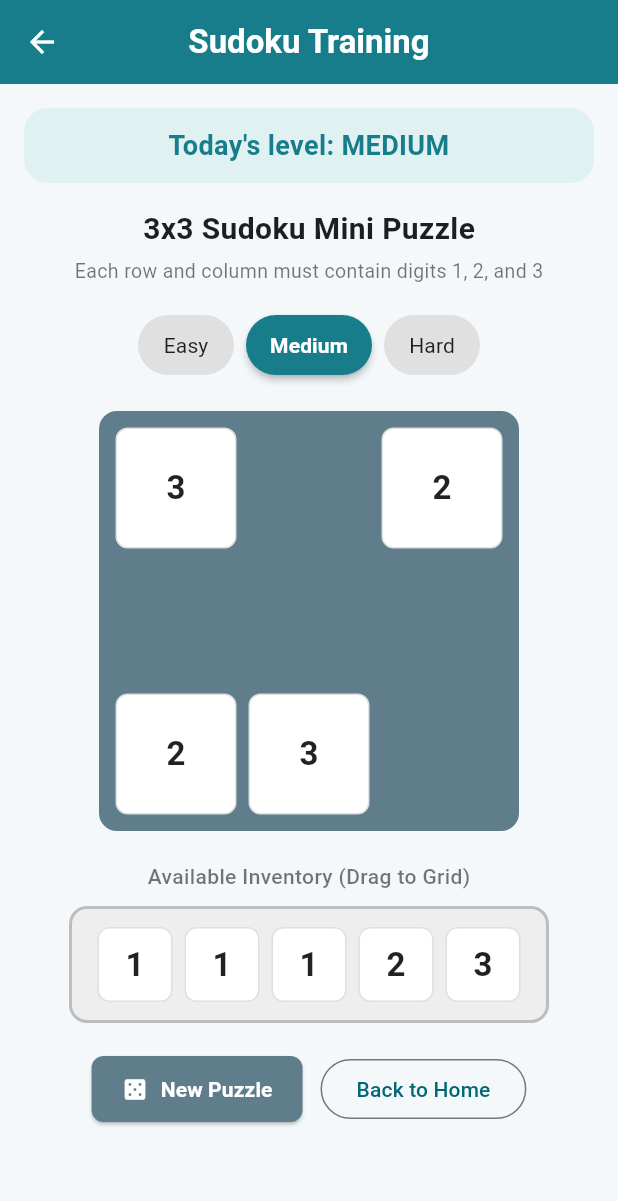
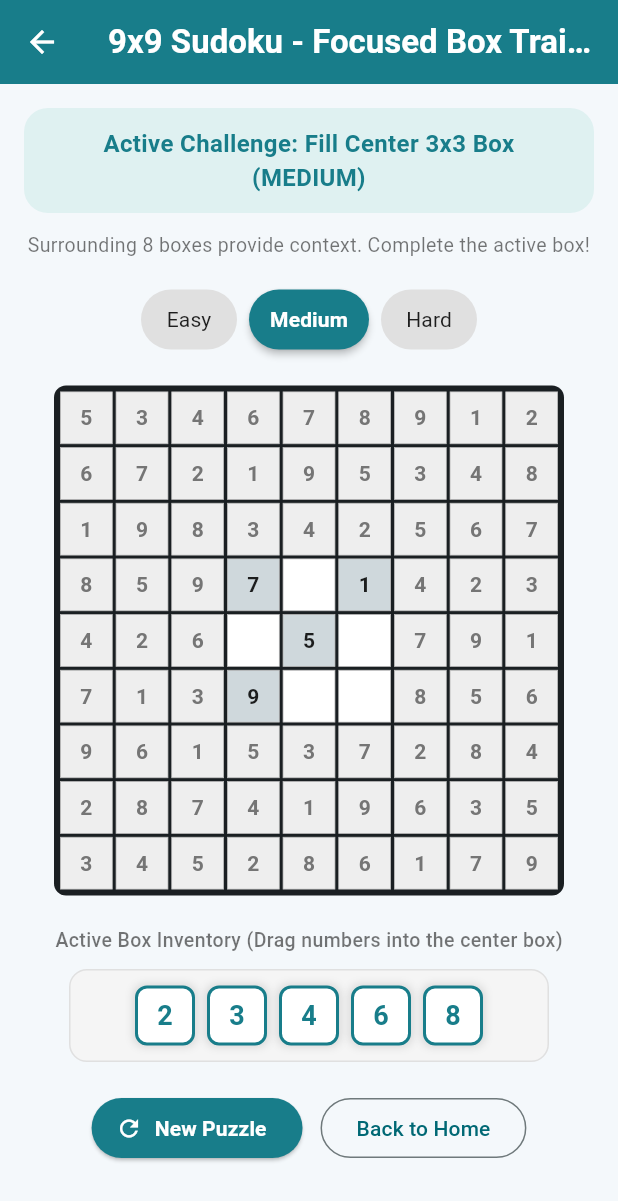
Before and after one commit to KahYing-KY/Rehab-UI, a Flutter app: the SudokuScreen screen opened directly, after a tap on "New Puzzle", on a phone screen of 412 x 824 dp. Shown: the top 1201 px of the screen. Run offline on Flutter 3.47's test engine with Material 3 defaults, Android fonts, the phone set to English and light mode, and no system bars.

Commit message:
Update Sudoku training screen and modular layout

```diff
--- a/lib/screens/sudoku_screen.dart
+++ b/lib/screens/sudoku_screen.dart
@@ -12,11 +12,18 @@ class SudokuScreen extends StatefulWidget {
 }
 
 class _SudokuScreenState extends State<SudokuScreen> {
+  // Full 9x9 board representation (81 cells)
   late List<int?> _board;
+  // Keeps track of which cells are original locked clues vs user-editable slots
+  late List<bool> _isInitialCell;
+
   final Random _random = Random();
   PuzzleDifficulty _currentDifficulty = PuzzleDifficulty.medium;
   final Stopwatch sw = Stopwatch()..start();
   bool _isSolved = false;
+
+  // We designate one 3x3 sub-grid box as the active workspace (e.g., box index 4 = center box)
+  final int _activeBoxIndex = 4;
 
   @override
   void initState() {
@@ -36,29 +43,49 @@ class _SudokuScreenState extends State<SudokuScreen> {
           break;
       }
     }
-    _generateRandomPuzzle();
+    _generateSubGridPuzzle();
   }
 
-  void _generateRandomPuzzle() {
+  // Generates a valid 9x9 solved layout, locks 8 boxes, and punches holes in the active box
+  void _generateSubGridPuzzle() {
     setState(() {
       _isSolved = false;
       sw.reset();
       sw.start();
 
-      final List<int> firstRow = List.generate(3, (i) => i + 1)..shuffle(_random);
-      final List<int> secondRow = List.generate(3, (i) => firstRow[(i + 1) % 3]);
-      final List<int> thirdRow = List.generate(3, (i) => firstRow[(i + 2) % 3]);
+      // 1. Generate a valid baseline 9x9 Sudoku board solution
+      final List<int> baseSolution = [
+        5, 3, 4, 6, 7, 8, 9, 1, 2,
+        6, 7, 2, 1, 9, 5, 3, 4, 8,
+        1, 9, 8, 3, 4, 2, 5, 6, 7,
+        8, 5, 9, 7, 6, 1, 4, 2, 3,
+        4, 2, 6, 8, 5, 3, 7, 9, 1,
+        7, 1, 3, 9, 2, 4, 8, 5, 6,
+        9, 6, 1, 5, 3, 7, 2, 8, 4,
+        2, 8, 7, 4, 1, 9, 6, 3, 5,
+        3, 4, 5, 2, 8, 6, 1, 7, 9,
+      ];
 
-      final List<int> completeGrid = List<int>.from(firstRow)
-        ..addAll(secondRow)
-        ..addAll(thirdRow);
+      _board = List<int?>.from(baseSolution);
+      _isInitialCell = List.generate(81, (index) => true);
 
-      _board = List<int?>.from(completeGrid);
+      // 2. Determine which cell indices belong to the _activeBoxIndex
+      List<int> activeBoxIndices = [];
+      int startRow = (_activeBoxIndex ~/ 3) * 3;
+      int startCol = (_activeBoxIndex % 3) * 3;
 
+      for (int r = 0; r < 3; r++) {
+        for (int c = 0; c < 3; c++) {
+          int cellIndex = (startRow + r) * 9 + (startCol + c);
+          activeBoxIndices.add(cellIndex);
+        }
+      }
+
+      // 3. Determine number of holes based on difficulty
       int holesCount;
       switch (_currentDifficulty) {
         case PuzzleDifficulty.easy:
-          holesCount = 2;
+          holesCount = 3;
           break;
         case PuzzleDifficulty.medium:
           holesCount = 5;
@@ -68,50 +95,65 @@ class _SudokuScreenState extends State<SudokuScreen> {
           break;
       }
 
-      final List<int> indices = List.generate(9, (index) => index)..shuffle(_random);
-      for (int i = 0; i < holesCount; i++) {
-        _board[indices[i]] = null;
+      // Punch holes strictly within the active box
+      activeBoxIndices.shuffle(_random);
+      for (int i = 0; i < holesCount && i < activeBoxIndices.length; i++) {
+        int holeIdx = activeBoxIndices[i];
+        _board[holeIdx] = null;
+        _isInitialCell[holeIdx] = false;
       }
     });
   }
 
+  // Get inventory pool of missing numbers specifically for the active box
   List<int> _getSidebarPool() {
-    final List<int> requiredPool = List.generate(9, (index) => (index ~/ 3) + 1);
-    for (var num in _board) {
-      if (num != null) {
-        requiredPool.remove(num);
+    int startRow = (_activeBoxIndex ~/ 3) * 3;
+    int startCol = (_activeBoxIndex % 3) * 3;
+
+    Set<int> presentInBox = {};
+    for (int r = 0; r < 3; r++) {
+      for (int c = 0; c < 3; c++) {
+        int cellIndex = (startRow + r) * 9 + (startCol + c);
+        if (_board[cellIndex] != null) {
+          presentInBox.add(_board[cellIndex]!);
         }
       }
-    return requiredPool;
     }
 
+    // Find all numbers 1-9 that are NOT currently placed in this 3x3 box
+    List<int> inventory = [];
+    for (int n = 1; n <= 9; n++) {
+      if (!presentInBox.contains(n)) {
+        inventory.add(n);
+      }
+    }
+    return inventory;
+  }
+
+  // Cross-check row, column, and 3x3 box conflicts across the 9x9 grid
   Set<int> _findConflictingIndices() {
     final Set<int> conflictingIndices = {};
 
-    for (int row = 0; row < 3; row++) {
-      final Map<int, List<int>> rowValues = {};
-      for (int col = 0; col < 3; col++) {
-        int index = row * 3 + col;
-        int? val = _board[index];
-        if (val != null) {
-          rowValues.putIfAbsent(val, () => []).add(index);
+    for (int i = 0; i < 9; i++) {
+      Map<int, List<int>> rowVals = {};
+      Map<int, List<int>> colVals = {};
+
+      for (int j = 0; j < 9; j++) {
+        int rowIdx = i * 9 + j;
+        int colIdx = j * 9 + i;
+
+        if (_board[rowIdx] != null) {
+          rowVals.putIfAbsent(_board[rowIdx]!, () => []).add(rowIdx);
+        }
+        if (_board[colIdx] != null) {
+          colVals.putIfAbsent(_board[colIdx]!, () => []).add(colIdx);
         }
       }
-      rowValues.forEach((val, indices) {
+
+      rowVals.forEach((val, indices) {
         if (indices.length > 1) conflictingIndices.addAll(indices);
       });
-    }
-
-    for (int col = 0; col < 3; col++) {
-      final Map<int, List<int>> colValues = {};
-      for (int row = 0; row < 3; row++) {
-        int index = row * 3 + col;
-        int? val = _board[index];
-        if (val != null) {
-          colValues.putIfAbsent(val, () => []).add(index);
-        }
-      }
-      colValues.forEach((val, indices) {
+      colVals.forEach((val, indices) {
         if (indices.length > 1) conflictingIndices.addAll(indices);
       });
     }
@@ -119,28 +161,28 @@ class _SudokuScreenState extends State<SudokuScreen> {
     return conflictingIndices;
   }
 
-  void _checkSolved(Set<int> conflictingIndices, List<int> sidebarPool) {
-    if (!_isSolved && sidebarPool.isEmpty && !_board.contains(null) && conflictingIndices.isEmpty) {
+  void _checkSolved(Set<int> conflictingIndices) {
+    if (!_isSolved && !_board.contains(null) && conflictingIndices.isEmpty) {
       _isSolved = true;
       sw.stop();
       final secs = sw.elapsedMilliseconds / 1000;
-      history.add(SessionRecord('Sudoku', DateTime.now(), secs,
-          'Puzzle solved (${currentDifficulty?.label ?? _currentDifficulty.name} level)'));
+      history.add(SessionRecord('Sudoku (9x9 Sub-Grid)', DateTime.now(), secs,
+          'Completed active box challenge (${_currentDifficulty.name})'));
 
       WidgetsBinding.instance.addPostFrameCallback((_) {
         showDialog<void>(
           context: context,
           barrierDismissible: false,
           builder: (ctx) => AlertDialog(
-            title: const Text('Well done!'),
-            content: Text('You solved the puzzle in ${fmtSeconds(secs)}.'),
+            title: const Text('Box Completed!'),
+            content: Text('You successfully filled the target 3x3 box in ${fmtSeconds(secs)}.'),
             actions: [
               TextButton(
                 onPressed: () {
                   Navigator.pop(ctx);
-                  setState(_generateRandomPuzzle);
+                  setState(_generateSubGridPuzzle);
                 },
-                child: const Text('Play again'),
+                child: const Text('Play Again'),
               ),
               TextButton(
                 onPressed: () {
@@ -160,10 +202,10 @@ class _SudokuScreenState extends State<SudokuScreen> {
   Widget build(BuildContext context) {
     final conflictingIndices = _findConflictingIndices();
     final sidebarPool = _getSidebarPool();
-    _checkSolved(conflictingIndices, sidebarPool);
+    _checkSolved(conflictingIndices);
 
     return Scaffold(
-      appBar: AppBar(title: const Text('Sudoku Training')),
+      appBar: AppBar(title: const Text('9x9 Sudoku - Focused Box Training')),
       body: SafeArea(
         child: SingleChildScrollView(
           padding: const EdgeInsets.all(16),
@@ -177,23 +219,21 @@ class _SudokuScreenState extends State<SudokuScreen> {
                   borderRadius: BorderRadius.circular(16),
                 ),
                 child: Text(
-                  "Today's level: ${currentDifficulty?.label ?? _currentDifficulty.name.toUpperCase()}",
+                  "Active Challenge: Fill Center 3x3 Box (${_currentDifficulty.name.toUpperCase()})",
                   textAlign: TextAlign.center,
                   style: const TextStyle(
-                      fontSize: 18, fontWeight: FontWeight.w700, color: kTeal),
+                      fontSize: 16, fontWeight: FontWeight.w700, color: kTeal),
                 ),
               ),
-              const SizedBox(height: 16),
+              const SizedBox(height: 12),
               const Text(
-                "3x3 Sudoku Mini Puzzle",
-                style: TextStyle(fontSize: 20, fontWeight: FontWeight.bold, color: kInk),
-              ),
-              const SizedBox(height: 4),
-              const Text(
-                "Each row and column must contain digits 1, 2, and 3",
+                "Surrounding 8 boxes provide context. Complete the active box!",
                 style: TextStyle(fontSize: 13, color: Colors.black54),
+                textAlign: TextAlign.center,
               ),
               const SizedBox(height: 16),
+
+              // Difficulty Selector
               Row(
                 mainAxisAlignment: MainAxisAlignment.center,
                 children: PuzzleDifficulty.values.map((difficulty) {
@@ -206,125 +246,151 @@ class _SudokuScreenState extends State<SudokuScreen> {
                       onPressed: () {
                         setState(() {
                           _currentDifficulty = difficulty;
-                          _generateRandomPuzzle();
+                          _generateSubGridPuzzle();
                         });
                       },
                       style: ElevatedButton.styleFrom(
                         backgroundColor: isSelected ? kTeal : Colors.grey[300],
                         foregroundColor: isSelected ? Colors.white : Colors.black87,
                         elevation: isSelected ? 2 : 0,
-                        padding: const EdgeInsets.symmetric(horizontal: 16, vertical: 8),
+                        padding: const EdgeInsets.symmetric(horizontal: 14, vertical: 6),
                         shape: RoundedRectangleBorder(borderRadius: BorderRadius.circular(20)),
                       ),
-                      child: Text(
-                        label,
-                        style: TextStyle(
-                          fontWeight: isSelected ? FontWeight.bold : FontWeight.normal,
-                        ),
-                      ),
+                      child: Text(label, style: TextStyle(fontWeight: isSelected ? FontWeight.bold : FontWeight.normal)),
                     ),
                   );
                 }).toList(),
               ),
               const SizedBox(height: 20),
+
+              // Full 9x9 Sudoku Grid UI
               Container(
-                padding: const EdgeInsets.all(8.0),
+                padding: const EdgeInsets.all(4),
                 decoration: BoxDecoration(
-                  color: Colors.blueGrey,
-                  borderRadius: BorderRadius.circular(12),
-                  border: Border.all(color: Colors.blueGrey, width: 3),
+                  color: kInk,
+                  borderRadius: BorderRadius.circular(8),
                 ),
-                width: 280,
-                height: 280,
+                width: 340,
+                height: 340,
                 child: GridView.builder(
                   shrinkWrap: true,
                   physics: const NeverScrollableScrollPhysics(),
                   gridDelegate: const SliverGridDelegateWithFixedCrossAxisCount(
-                    crossAxisCount: 3,
-                    crossAxisSpacing: 8,
-                    mainAxisSpacing: 8,
+                    crossAxisCount: 9,
+                    crossAxisSpacing: 2,
+                    mainAxisSpacing: 2,
                   ),
-                  itemCount: _board.length,
+                  itemCount: 81,
                   itemBuilder: (context, index) {
+                    int row = index ~/ 9;
+                    int col = index % 9;
+                    int boxIndex = (row ~/ 3) * 3 + (col ~/ 3);
+
+                    bool isActiveBox = (boxIndex == _activeBoxIndex);
+                    bool isLocked = _isInitialCell[index];
+                    final tileValue = _board[index];
                     final isConflicting = conflictingIndices.contains(index);
-                    final tileValue = _board[index];
 
                     return DragTarget<Map<String, dynamic>>(
                       onAcceptWithDetails: (details) {
+                        if (!isLocked && isActiveBox) {
                           setState(() {
                             final data = details.data;
                             final String from = data['from'];
                             final int draggedValue = data['value'];
 
                             if (from == 'board') {
-                            final int originalIndex = data['index'];
+                              int originalIndex = data['index'];
+                              if (!_isInitialCell[originalIndex]) {
                                 final temp = _board[index];
                                 _board[index] = _board[originalIndex];
                                 _board[originalIndex] = temp;
+                              }
                             } else if (from == 'sidebar') {
                               _board[index] = draggedValue;
                             }
                           });
+                        }
                       },
                       builder: (context, candidateData, rejectedData) {
-                        if (tileValue == null) {
-                          return _buildTile(null);
+                        return GestureDetector(
+                          onTap: () {
+                            if (!isLocked && isActiveBox && tileValue != null) {
+                              setState(() {
+                                _board[index] = null;
+                              });
                             }
-
-                        return Draggable<Map<String, dynamic>>(
+                          },
+                          child: Container(
+                            alignment: Alignment.center,
+                            decoration: BoxDecoration(
+                              color: isActiveBox
+                                  ? (isLocked ? Colors.blueGrey[100] : Colors.white)
+                                  : Colors.grey[200],
+                              border: Border.all(
+                                color: isConflicting ? Colors.red : Colors.grey[400]!,
+                                width: isConflicting ? 2 : 0.5,
+                              ),
+                            ),
+                            child: tileValue != null
+                                ? (isLocked || !isActiveBox
+                                    ? Text('$tileValue',
+                                        style: TextStyle(
+                                            fontWeight: FontWeight.bold,
+                                            fontSize: 14,
+                                            color: isActiveBox ? Colors.black87 : Colors.grey[600]))
+                                    : Draggable<Map<String, dynamic>>(
                                         data: {'from': 'board', 'index': index, 'value': tileValue},
-                          dragAnchorStrategy: pointerDragAnchorStrategy,
                                         feedback: Material(
                                           color: Colors.transparent,
-                            child: _buildTile(tileValue, isDragging: true, hasConflict: isConflicting),
+                                          child: Container(
+                                            width: 32,
+                                            height: 32,
+                                            decoration: BoxDecoration(color: kTeal, borderRadius: BorderRadius.circular(4)),
+                                            alignment: Alignment.center,
+                                            child: Text('$tileValue',
+                                                style: const TextStyle(color: Colors.white, fontWeight: FontWeight.bold, fontSize: 16)),
+                                          ),
                                         ),
                                         childWhenDragging: Opacity(
-                            opacity: 0.2,
-                            child: _buildTile(tileValue, hasConflict: isConflicting),
+                                          opacity: 0.3,
+                                          child: Text('$tileValue', style: const TextStyle(fontWeight: FontWeight.bold, fontSize: 14)),
                                         ),
-                          child: _buildTile(tileValue, hasConflict: isConflicting),
+                                        child: Text('$tileValue',
+                                            style: TextStyle(
+                                                fontWeight: FontWeight.bold,
+                                                fontSize: 14,
+                                                color: isConflicting ? Colors.red : kTeal)),
+                                      ))
+                                : const SizedBox.shrink(),
+                          ),
                         );
                       },
                     );
                   },
                 ),
               ),
+
               const SizedBox(height: 20),
               const Text(
-                "Available Inventory (Drag to Grid)",
-                style: TextStyle(fontSize: 14, fontWeight: FontWeight.w500, color: Colors.black54),
+                "Active Box Inventory (Drag numbers into the center box)",
+                style: TextStyle(fontSize: 13, fontWeight: FontWeight.w500, color: Colors.black54),
               ),
               const SizedBox(height: 10),
-              DragTarget<Map<String, dynamic>>(
-                onAcceptWithDetails: (details) {
-                  setState(() {
-                    final data = details.data;
-                    if (data['from'] == 'board') {
-                      final int originalIndex = data['index'];
-                      _board[originalIndex] = null;
-                    }
-                  });
-                },
-                builder: (context, candidateData, rejectedData) {
-                  return AnimatedContainer(
-                    duration: const Duration(milliseconds: 200),
+
+              // Inventory Pool for Active Box
+              Container(
                 width: 320,
-                    padding: const EdgeInsets.all(12),
+                padding: const EdgeInsets.all(10),
                 decoration: BoxDecoration(
-                      color: candidateData.isNotEmpty ? Colors.red.withValues(alpha: 0.1) : Colors.grey[200],
+                  color: Colors.grey[100],
                   borderRadius: BorderRadius.circular(12),
-                      border: Border.all(
-                        color: candidateData.isNotEmpty ? Colors.red : Colors.grey[400]!,
-                        width: 2,
+                  border: Border.all(color: Colors.grey[300]!),
                 ),
-                    ),
-                    child: sidebarPool.isEmpty && !_board.contains(null) && conflictingIndices.isEmpty
+                child: sidebarPool.isEmpty
                     ? const Center(
-                            child: Text(
-                              "Solved!",
-                              style: TextStyle(color: Colors.green, fontWeight: FontWeight.bold, fontSize: 16),
-                            ),
-                          )
+                        child: Text("All slots filled!",
+                            style: TextStyle(color: Colors.green, fontWeight: FontWeight.bold)))
                     : Wrap(
                         alignment: WrapAlignment.center,
                         spacing: 8.0,
@@ -332,37 +398,36 @@ class _SudokuScreenState extends State<SudokuScreen> {
                         children: sidebarPool.map((number) {
                           return Draggable<Map<String, dynamic>>(
                             data: {'from': 'sidebar', 'value': number},
-                                dragAnchorStrategy: pointerDragAnchorStrategy,
                             feedback: Material(
                               color: Colors.transparent,
-                                  child: _buildTile(number, isDragging: true),
+                              child: Container(
+                                width: 40,
+                                height: 40,
+                                decoration: BoxDecoration(color: kTeal, borderRadius: BorderRadius.circular(8)),
+                                alignment: Alignment.center,
+                                child: Text('$number',
+                                    style: const TextStyle(color: Colors.white, fontWeight: FontWeight.bold, fontSize: 18)),
+                              ),
                             ),
                             childWhenDragging: Opacity(
                               opacity: 0.3,
-                                  child: _buildTile(number),
+                              child: _buildInventoryTile(number),
                             ),
-                                child: _buildTile(number),
+                            child: _buildInventoryTile(number),
                           );
                         }).toList(),
                       ),
-                  );
-                },
               ),
+
               const SizedBox(height: 20),
               Row(
                 mainAxisAlignment: MainAxisAlignment.center,
                 children: [
                   ElevatedButton.icon(
-                    onPressed: _generateRandomPuzzle,
-                    icon: const Icon(Icons.casino, color: Colors.white),
+                    onPressed: _generateSubGridPuzzle,
+                    icon: const Icon(Icons.refresh, color: Colors.white),
                     label: const Text("New Puzzle", style: TextStyle(color: Colors.white, fontWeight: FontWeight.bold)),
-                    style: ElevatedButton.styleFrom(
-                      backgroundColor: Colors.blueGrey,
-                      padding: const EdgeInsets.symmetric(horizontal: 20, vertical: 12),
-                      shape: RoundedRectangleBorder(
-                        borderRadius: BorderRadius.circular(8),
-                      ),
-                    ),
+                    style: ElevatedButton.styleFrom(backgroundColor: kTeal),
                   ),
                   const SizedBox(width: 12),
                   OutlinedButton(
@@ -378,40 +443,20 @@ class _SudokuScreenState extends State<SudokuScreen> {
     );
   }
 
-  Widget _buildTile(int? value, {bool isDragging = false, bool hasConflict = false}) {
-    Color tileColor = Colors.white;
-    Color textColor = Colors.black87;
-
-    if (hasConflict) {
-      tileColor = const Color(0xFFFFEBEE);
-      textColor = Colors.red;
-    } else if (isDragging) {
-      tileColor = kTeal;
-      textColor = Colors.white;
-    }
-
+  Widget _buildInventoryTile(int number) {
     return Container(
-      width: 50,
-      height: 50,
+      width: 40,
+      height: 40,
       decoration: BoxDecoration(
-        color: value == null ? Colors.blueGrey.withValues(alpha: 0.3) : tileColor,
+        color: Colors.white,
         borderRadius: BorderRadius.circular(8),
-        border: Border.all(
-          color: hasConflict ? Colors.red : (value == null ? Colors.transparent : Colors.grey[300]!),
-          width: hasConflict ? 2 : 1,
-        ),
-        boxShadow: isDragging
-            ? [const BoxShadow(color: Colors.black12, blurRadius: 6, spreadRadius: 1)]
-            : null,
+        border: Border.all(color: kTeal, width: 2),
+        boxShadow: const [BoxShadow(color: Colors.black12, blurRadius: 4, spreadRadius: 1)],
       ),
       alignment: Alignment.center,
       child: Text(
-        value != null ? '$value' : '',
-        style: TextStyle(
-          color: textColor,
-          fontWeight: FontWeight.bold,
-          fontSize: 22,
-        ),
+        '$number',
+        style: const TextStyle(color: kTeal, fontWeight: FontWeight.bold, fontSize: 18),
       ),
     );
   }
```
Lines whose indentation alone changed are shown as unchanged.
